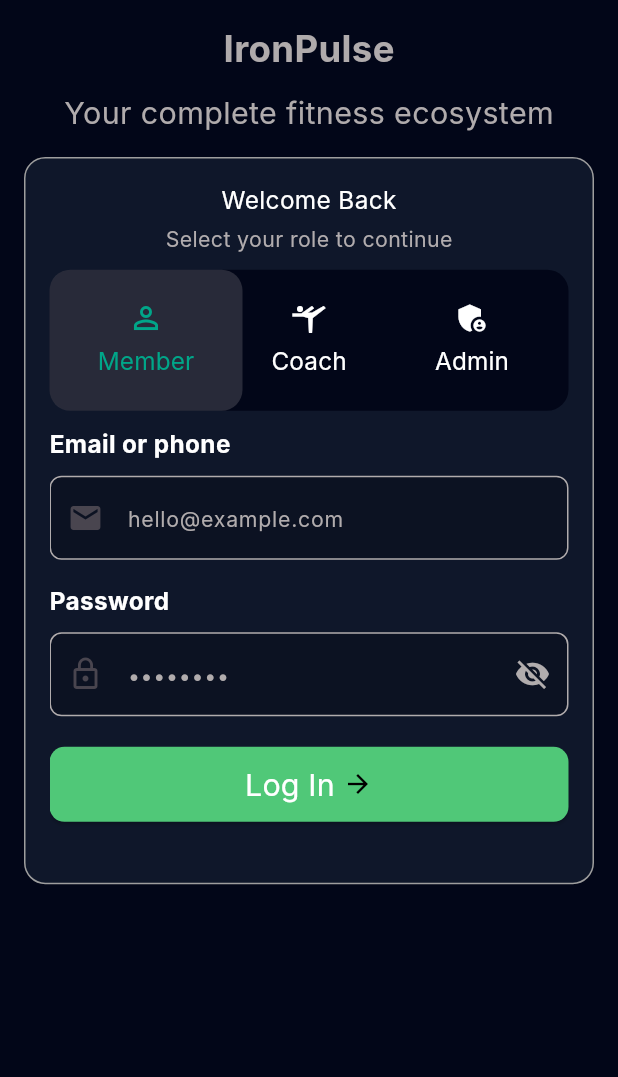
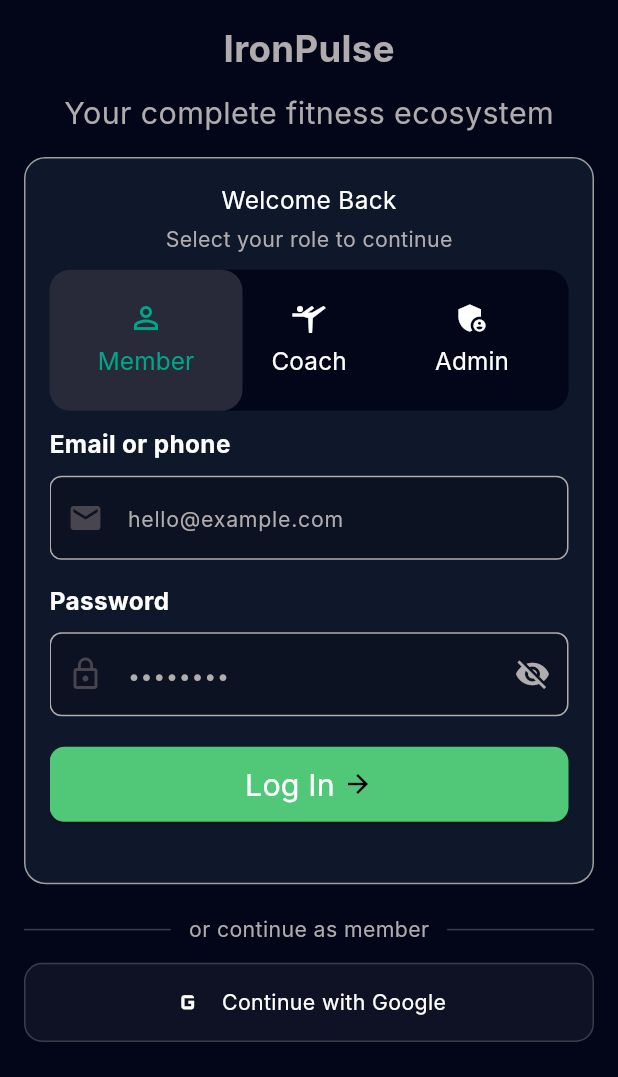
Before and after one commit to DeveloperAbdelhady1810/fitquad, a Flutter app: the screen it shows after launch, on a phone screen of 412 x 824 dp, the part 159-1236 px from its top. Run offline on Flutter 3.47's test engine with Material 3 defaults, Android fonts, the phone set to English and light mode, and no system bars; our stand-ins replace bloc, equatable, fl_chart, flutter_bloc, flutter_rating_bar, flutter_screenutil and 9 more; missing offline and left inert: health; Roboto replaces fonts that are missing (Inter).

Commit message:
feat: add Sign in with Apple and Sign in with Google
- Add sign_in_with_apple and google_sign_in packages
- New SocialAuthService wrapping both providers into SocialAuthResult
- AuthRepository.socialLogin() posts provider/provider_id/email/name to /auth/social
- LoginViewBody converted to StatefulWidget with social login buttons below tab card
- Apple button shown on iOS only; Google button shown on all platforms
- Loading spinner and inline error during social auth flow

Co-Authored-By: Claude Sonnet 4.6 <noreply@anthropic.com>

```diff
--- a/lib/features/auth/data/auth_repository.dart
+++ b/lib/features/auth/data/auth_repository.dart
@@ -41,6 +41,28 @@ class AuthRepository {
     return data;
   }
 
+  static Future<Map<String, dynamic>> socialLogin({
+    required String provider,
+    required String providerId,
+    String? email,
+    String? name,
+  }) async {
+    final response = await ApiClient.post(
+      '/auth/social',
+      {
+        'provider': provider,
+        'provider_id': providerId,
+        if (email != null) 'email': email,
+        if (name != null) 'name': name,
+      },
+      auth: false,
+    );
+    final data = response['data'] as Map<String, dynamic>;
+    await ApiClient.saveToken(data['token'] as String);
+    await ApiClient.saveRole(data['user']?['role'] as String? ?? 'member');
+    return data;
+  }
+
   static Future<void> logout() async {
     try {
       await ApiClient.post('/auth/logout', {});
--- /dev/null
+++ b/lib/features/auth/data/social_auth_service.dart
@@ -0,0 +1,52 @@
+import 'package:google_sign_in/google_sign_in.dart';
+import 'package:sign_in_with_apple/sign_in_with_apple.dart';
+
+class SocialAuthResult {
+  final String provider;
+  final String providerId;
+  final String? email;
+  final String? name;
+
+  const SocialAuthResult({
+    required this.provider,
+    required this.providerId,
+    this.email,
+    this.name,
+  });
+}
+
+class SocialAuthService {
+  static final _google = GoogleSignIn(scopes: ['email', 'profile']);
+
+  static Future<SocialAuthResult> signInWithGoogle() async {
+    final account = await _google.signIn();
+    if (account == null) throw Exception('Google sign-in cancelled.');
+    return SocialAuthResult(
+      provider: 'google',
+      providerId: account.id,
+      email: account.email,
+      name: account.displayName,
+    );
+  }
+
+  static Future<SocialAuthResult> signInWithApple() async {
+    final credential = await SignInWithApple.getAppleIDCredential(
+      scopes: [
+        AppleIDAuthorizationScopes.email,
+        AppleIDAuthorizationScopes.fullName,
+      ],
+    );
+
+    final nameParts = [credential.givenName, credential.familyName]
+        .where((s) => s != null && s.isNotEmpty)
+        .map((s) => s!)
+        .toList();
+
+    return SocialAuthResult(
+      provider: 'apple',
+      providerId: credential.userIdentifier!,
+      email: credential.email,
+      name: nameParts.isEmpty ? null : nameParts.join(' '),
+    );
+  }
+}
--- a/lib/features/auth/ui/widgets/login_view_body.dart
+++ b/lib/features/auth/ui/widgets/login_view_body.dart
@@ -1,6 +1,9 @@
+import 'dart:io' show Platform;
+
 import 'package:flutter/material.dart';
 import 'package:flutter_screenutil/flutter_screenutil.dart';
 import 'package:flutter_svg/flutter_svg.dart';
+import 'package:go_router/go_router.dart';
 import 'package:gym_app/core/enums/login.dart';
 
 import 'package:gym_app/core/helpers/app_decoration.dart';
@@ -10,10 +13,47 @@ import 'package:gym_app/core/theme/app_text_styles.dart';
 import 'package:gym_app/core/widgets/custom_tab_bar.dart';
 
 import '../../../../generated/l10n.dart';
+import '../../data/auth_repository.dart';
+import '../../data/social_auth_service.dart';
+import '../../ui/views/survey_view.dart';
 import 'member_tabbar_view.dart';
 
-class LoginViewBody extends StatelessWidget {
+class LoginViewBody extends StatefulWidget {
   const LoginViewBody({super.key});
+
+  @override
+  State<LoginViewBody> createState() => _LoginViewBodyState();
+}
+
+class _LoginViewBodyState extends State<LoginViewBody> {
+  bool _socialLoading = false;
+  String? _socialError;
+
+  Future<void> _handleSocialLogin(
+      Future<SocialAuthResult> Function() getCredential) async {
+    setState(() {
+      _socialLoading = true;
+      _socialError = null;
+    });
+
+    try {
+      final result = await getCredential();
+      await AuthRepository.socialLogin(
+        provider: result.provider,
+        providerId: result.providerId,
+        email: result.email,
+        name: result.name,
+      );
+
+      if (!mounted) return;
+      context.go(OnboardingView.routeName);
+    } catch (e) {
+      if (!mounted) return;
+      setState(() => _socialError = e.toString().replaceFirst('Exception: ', ''));
+    } finally {
+      if (mounted) setState(() => _socialLoading = false);
+    }
+  }
 
   @override
   Widget build(BuildContext context) {
@@ -64,27 +104,70 @@ class LoginViewBody extends StatelessWidget {
                       _buildTab(text: s.member, icon: Icons.person_outline),
                       _buildTab(text: s.coach, icon: Icons.sports_gymnastics),
                       _buildTab(text: s.admin, icon: Icons.admin_panel_settings),
-
                     ],
                   ),
-
                   vGap(10),
-
                   SizedBox(
                     height: MediaQuery.of(context).size.height * 0.35,
                     child: TabBarView(
                       children: [
-
                         MemberTabBarView(role: LoginRole.member),
                         MemberTabBarView(role: LoginRole.coach),
                         MemberTabBarView(role: LoginRole.admin),
-
                       ],
                     ),
                   ),
                 ],
               ),
             ),
+            vGap(20),
+            // ── Social login (members only) ──────────────────────
+            Row(
+              children: [
+                Expanded(child: Divider(color: AppColors.grey.withValues(alpha: 0.3))),
+                Padding(
+                  padding: const EdgeInsets.symmetric(horizontal: 12),
+                  child: Text(
+                    'or continue as member',
+                    style: AppTextStyles.font14GreyRegular,
+                  ),
+                ),
+                Expanded(child: Divider(color: AppColors.grey.withValues(alpha: 0.3))),
+              ],
+            ),
+            vGap(12),
+            if (_socialError != null) ...[
+              Text(
+                _socialError!,
+                style: const TextStyle(color: Colors.red, fontSize: 13),
+                textAlign: TextAlign.center,
+              ),
+              vGap(8),
+            ],
+            if (_socialLoading)
+              const CircularProgressIndicator()
+            else
+              Column(
+                children: [
+                  _SocialButton(
+                    label: 'Continue with Google',
+                    iconPath: null,
+                    fallbackIcon: Icons.g_mobiledata,
+                    onTap: () => _handleSocialLogin(
+                        SocialAuthService.signInWithGoogle),
+                  ),
+                  if (Platform.isIOS) ...[
+                    vGap(10),
+                    _SocialButton(
+                      label: 'Sign in with Apple',
+                      iconPath: null,
+                      fallbackIcon: Icons.apple,
+                      onTap: () => _handleSocialLogin(
+                          SocialAuthService.signInWithApple),
+                    ),
+                  ],
+                ],
+              ),
           ],
         ),
       ),
@@ -101,3 +184,46 @@ class LoginViewBody extends StatelessWidget {
     );
   }
 }
+
+class _SocialButton extends StatelessWidget {
+  final String label;
+  final String? iconPath;
+  final IconData fallbackIcon;
+  final VoidCallback onTap;
+
+  const _SocialButton({
+    required this.label,
+    required this.iconPath,
+    required this.fallbackIcon,
+    required this.onTap,
+  });
+
+  @override
+  Widget build(BuildContext context) {
+    return GestureDetector(
+      onTap: onTap,
+      child: Container(
+        width: double.infinity,
+        padding: EdgeInsets.symmetric(vertical: 14.h, horizontal: 16.w),
+        decoration: BoxDecoration(
+          color: Colors.white.withValues(alpha: 0.05),
+          borderRadius: BorderRadius.circular(12.r),
+          border: Border.all(color: AppColors.grey.withValues(alpha: 0.25)),
+        ),
+        child: Row(
+          mainAxisAlignment: MainAxisAlignment.center,
+          children: [
+            iconPath != null
+                ? SvgPicture.asset(iconPath!, width: 20.w, height: 20.h)
+                : Icon(fallbackIcon, color: Colors.white, size: 22.sp),
+            SizedBox(width: 10.w),
+            Text(
+              label,
+              style: AppTextStyles.font16WhiteRegular.copyWith(fontSize: 14.sp),
+            ),
+          ],
+        ),
+      ),
+    );
+  }
+}
--- a/pubspec.yaml
+++ b/pubspec.yaml
@@ -37,6 +37,8 @@ dependencies:
   sleek_circular_slider: ^2.1.0
   pdf: ^3.10.8
   printing: ^5.13.0
+  sign_in_with_apple: ^6.1.2
+  google_sign_in: ^6.2.2
 dev_dependencies:
   flutter_test:
     sdk: flutter
```
Also changed, not shown: pubspec.lock, 1 other file.
